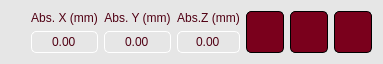
Qt form GUI_files/fit_point_item.ui (goegilein/Controller) before a commit.
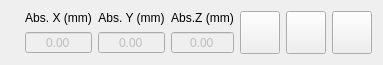
The same form after that commit. Icons and pictures are not drawn.

Commit message: P4.2: Atelier style from BildHatcher (dark / bright, Bright mode button), .ui stylesheets removed, pictograms tinted per mode; B19

The edit to the form file:
```diff
--- a/GUI_files/fit_point_item.ui
+++ b/GUI_files/fit_point_item.ui
@@ -13,135 +13,6 @@
   <property name="windowTitle">
    <string>Form</string>
   </property>
-  <property name="styleSheet">
-   <string notr="true">QWidget{
-background-color: rgb(230,230,230);
-}
-
-QGroupBox{
-color:  rgb(80, 0, 19);  /* Text color */
-font-weight: bold;  /* Bold text */
-}
-
-QLabel{
-color:  rgb(80, 0, 19);;  /* Text color */
-}
-
-QPushButton {
-	background-color: rgb(122,0,28);  /* Background color */
-	border: 1px solid rgb(0, 0, 0);
-    color: rgb(255, 255, 255);  /* Text color */
-    border-radius: 5px;  /* Rounded edges */
-	padding: 2px;
-}
-
-QPushButton:hover {
-    background-color: rgb(142, 0, 38);  /* Background color when hovered */
-	color: rgb(245, 245, 245);
-    border-color:rgb(40, 40, 40);  /* Border color when hovered */
-}
-
-QPushButton:pressed {
-   color:  rgb(80, 0, 19);  /* Background color when pressed */
-	border-color: rgb(0, 0, 0);
-}
-QPushButton:clicked {
-   background-color: rgb(80,0,19);  /* Background color when pressed */
-	border-color:  rgb(0,0, 0);
-}
-
-QPushButton:checked {
-    background-color: rgb(255,255,255);
-	color:  rgb(80, 0, 19);
-	border: 2px solid rgb(122, 0, 28);
-	font-weight: bold;  /* Bold text */
-}
-
-QPushButton:disabled {
-    background-color: rgb(180,180, 180);
-	border: 1px solid rgb(0, 0,0);
-}
-
-QDoubleSpinBox:enabled{
-background-color: rgb(255,255,255);
-color:  rgb(80, 0, 19);  /* Text color */
-border: 1px solid  rgb(122, 0, 28);  /* Border color */
-border-radius: 5px;  /* Rounded edges */
-padding : 2px;
-}
-QDoubleSpinBox:disabled{
-color: rgb(80, 0, 19);  /* Text color */
-border: 1px solid rgb(255,255,255);  /* Border color */
-border-radius: 5px;  /* Rounded edges */
-padding : 2px;
-}
-
-QSpinBox:enabled{
-background-color: rgb(255,255,255);
-color:  rgb(80, 0, 19);  /* Text color */
-border: 1px solid  rgb(122, 0, 28);  /* Border color */
-border-radius: 5px;  /* Rounded edges */
-padding : 2px;
-
-}
-QSpinBox:disabled{
-color: rgb(80, 0, 19);  /* Text color */
-border: 1px solid rgb(255,255,255);  /* Border color */
-border-radius: 5px;  /* Rounded edges */
-padding : 2px;
-}
-
-QPlainTextEdit{
-background-color: rgb(255,255,255);
-border-radius: 5px;  /* Rounded edges */
-}
-
-QLineEdit:endabled{
-background-color: rgb(255,255,255);
-color:  rgb(80, 0, 19);  /* Text color */
-border: 1px solid rgb(0,0,0);  /* Border color */
-border-radius: 5px;  /* Rounded edges */
-padding : 2px;
-}
-
-QLineEdit:disabled{
-background-color: rgb(230,230,230);
-color:  rgb(80, 0, 19);  /* Text color */
-border: 1px solid rgb(0,0,0);  /* Border color */
-border-radius: 5px;  /* Rounded edges */
-padding : 2px;
-}
-
-QComboBox{
-background-color: rgb(255,255,255);
-color:  rgb(80, 0, 19);  /* Text color */
-border: 1px solid rgb(0,0,0);  /* Border color */
-border-radius: 5px;  /* Rounded edges */
-padding : 2px;
-}
-
-QTabBar::tab {
-    color:  rgb(80, 0, 19); 
-    border: 1px solid rgb(122,0,28);
-    padding: 5px;
-    border-top-left-radius: 5px;
-    border-top-right-radius: 5px;
-	min-width:80px;
-}
-
-QTabBar::tab:selected {
-    color:  rgb(80, 0, 19); 
-    background-color: rgb(255, 255, 255); ;
-    font-weight: bold;
-	border: 2px solid rgb(122, 0, 28);
-}
-
-QTabBar::tab:hover {
-    color:  rgb(122, 0, 28); /* Slightly lighter orange */
-	background-color: rgb(245, 245, 245); ;
-}
-</string>
-  </property>
   <layout class="QGridLayout" name="gridLayout">
    <item row="0" column="5" rowspan="2">
     <widget class="QPushButton" name="move_to_button">
```
The commit also changes 36 other files.
